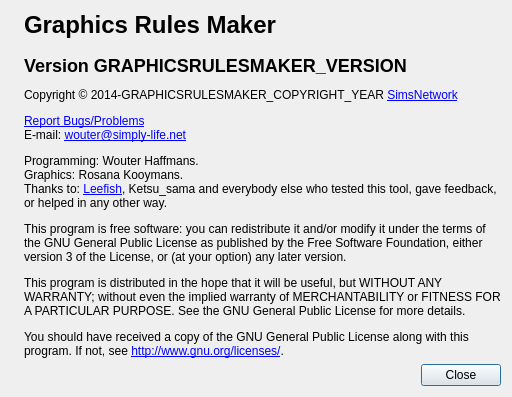
Old version of the form src/graphicsrulesmakerui/aboutdialog.ui in the repository haffmans/graphics-rules-maker.
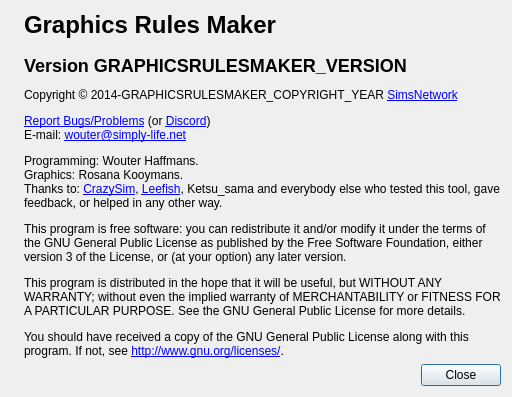
New version of the form. Icons and pictures are not drawn.

Commit message:
Credit CrazySim for getting help testing betas
CrazySim recruited plenty of people to help test beta versions

What changed in the file:
```diff
--- a/src/graphicsrulesmakerui/aboutdialog.ui
+++ b/src/graphicsrulesmakerui/aboutdialog.ui
@@ -37,12 +37,12 @@
 &lt;h1&gt;Graphics Rules Maker&lt;/h1&gt;
 &lt;h2&gt;Version GRAPHICSRULESMAKER_VERSION&lt;/h2&gt;
 &lt;p&gt;Copyright © 2014-GRAPHICSRULESMAKER_COPYRIGHT_YEAR &lt;a href=&quot;http://www.simsnetwork.com&quot;&gt;SimsNetwork&lt;/a&gt;&lt;/p&gt;
-&lt;p&gt;&lt;a href=&quot;https://git.simply-life.net/simply-life.net/graphicsrulesmaker/issues&quot;&gt;Report Bugs/Problems&lt;/a&gt;&lt;br/&gt;
+&lt;p&gt;&lt;a href=&quot;https://git.simply-life.net/simply-life.net/graphicsrulesmaker/issues&quot;&gt;Report Bugs/Problems&lt;/a&gt; (or &lt;a href=&quot;https://www.simsnetwork.com/discord&quot;&gt;Discord&lt;/a&gt;)&lt;br/&gt;
 E-mail: &lt;a href=&quot;mailto:wouter@simply-life.net&quot;&gt;wouter@simply-life.net&lt;/a&gt;&lt;/p&gt;
 
 &lt;p&gt;Programming: Wouter Haffmans.&lt;br/&gt;
 Graphics: Rosana Kooymans.&lt;br/&gt;
-Thanks to: &lt;a href=&quot;http://www.leefish.nl/mybb/showthread.php?tid=5446&quot;&gt;Leefish&lt;/a&gt;, Ketsu_sama and everybody else who tested this tool, gave feedback, or helped in any other way. &lt;/p&gt;
+Thanks to: &lt;a href=&quot;https://www.simsnetwork.com/tools/graphics-rules-maker/credit-crazysim&quot;&gt;CrazySim&lt;/a&gt;, &lt;a href=&quot;http://www.leefish.nl/mybb/forumdisplay.php?fid=21&quot;&gt;Leefish&lt;/a&gt;, Ketsu_sama and everybody else who tested this tool, gave feedback, or helped in any other way. &lt;/p&gt;
 &lt;p&gt;This program is free software: you can redistribute it and/or modify it under the terms of the GNU General Public License as published by the Free Software Foundation, either version 3 of the License, or (at your option) any later version. &lt;/p&gt;&lt;p&gt;This program is distributed in the hope that it will be useful, but WITHOUT ANY WARRANTY; without even the implied warranty of MERCHANTABILITY or FITNESS FOR A PARTICULAR PURPOSE. See the GNU General Public License for more details. &lt;/p&gt;
 &lt;p&gt;You should have received a copy of the GNU General Public License along with this program. If not, see &lt;a href=&quot;http://www.gnu.org/licenses/&quot;&gt;http://www.gnu.org/licenses/&lt;/a&gt;. &lt;/p&gt;
 &lt;/body&gt;&lt;/html&gt;</string>
```
The commit also changes 1 other file.
